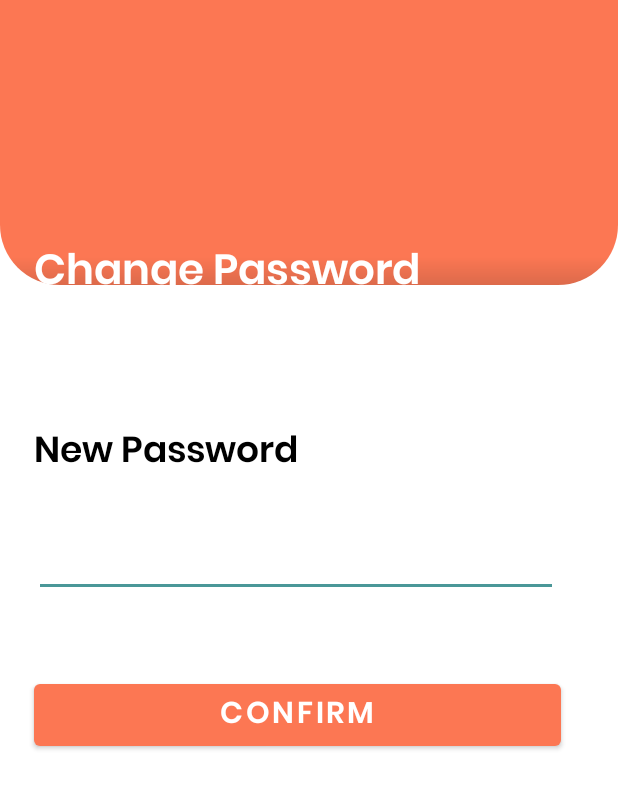
After one commit to hanzawa-souren/FoodHub, an Android app: the fragment passwordSettings shown on its own in the app's theme, on a phone screen of 412 x 824 dp. The commit adds this screen. Shown: the top 789 px of the screen. Run offline under Robolectric (Android 15) with nearby library versions, the phone set to English and light mode, and no system bars; our stand-ins replace Room's generated code.

Commit message:
Added Password and Username Settings

```diff
--- a/app/src/main/java/com/example/foodhub/login/LoginFragment.kt
+++ b/app/src/main/java/com/example/foodhub/login/LoginFragment.kt
@@ -66,6 +66,11 @@ class LoginFragment : Fragment() {
                     if (readPW == user.password) {
                         warn = false
                         requireActivity().run {
+                            val sharedPreference =  getSharedPreferences("tempUser",Context.MODE_PRIVATE)
+                            val editor = sharedPreference.edit()
+                            editor.putString("Username",user.loginID.toString())
+                            editor.putString("Password",user.password.toString())
+                            editor.apply()
                             startActivity(Intent(this, MainActivity::class.java))
                             finish()
                         }
--- a/app/src/main/java/com/example/foodhub/login/RegisterFragment.kt
+++ b/app/src/main/java/com/example/foodhub/login/RegisterFragment.kt
@@ -46,7 +46,7 @@ class RegisterFragment : Fragment() {
     }
 
     private fun insertUser() {
-        val id = 2
+        val id = 0
         val loginID = binding.regIDTE.text.toString()
         val pw = binding.regPWTE.text.toString()
         if (inputCheck(loginID, pw)){
--- a/app/src/main/java/com/example/foodhub/login/User.kt
+++ b/app/src/main/java/com/example/foodhub/login/User.kt
@@ -1,12 +1,15 @@
 package com.example.foodhub.login
 
+import android.os.Parcelable
 import androidx.room.Entity
 import androidx.room.PrimaryKey
+import kotlinx.parcelize.Parcelize
 
+@Parcelize
 @Entity(tableName = "user_table")
 data class User(
     @PrimaryKey(autoGenerate = true)
     val id: Int,
     val loginID : String,
     val password : String
-)
+): Parcelable
--- a/app/src/main/java/com/example/foodhub/login/UserDAO.kt
+++ b/app/src/main/java/com/example/foodhub/login/UserDAO.kt
@@ -1,5 +1,9 @@
 package com.example.foodhub.login
 
+import androidx.room.Dao
+import androidx.room.Insert
+import androidx.room.OnConflictStrategy
+import androidx.room.Query
 import androidx.lifecycle.LiveData
 import androidx.room.*
 import com.example.foodhub.database.relations.UserWithDonations
@@ -11,6 +15,14 @@ interface UserDAO {
     @Insert(onConflict = OnConflictStrategy.IGNORE)
     suspend fun addUser(user: User)
 
+    @Query("UPDATE user_table SET loginID = :logID WHERE loginID = :id")
+    fun updateUser(id: String, logID : String)
+
+    @Query("UPDATE user_table SET password = :password WHERE loginID = :id")
+    fun updatePassword(id: String, password : String)
+
+    @Query("DELETE FROM user_table WHERE loginID = :id")
+    fun deleleUser(id: String)
     @Query("SELECT * FROM user_table WHERE loginID = :id")
     fun getUser(id: String): User
 
--- /dev/null
+++ b/app/src/main/java/com/example/foodhub/user/settings/passwordSettings.kt
@@ -0,0 +1,61 @@
+package com.example.foodhub.user.settings
+
+import android.content.Context
+import android.os.Bundle
+import android.text.TextUtils
+import androidx.fragment.app.Fragment
+import android.view.LayoutInflater
+import android.view.View
+import android.view.ViewGroup
+import androidx.lifecycle.ViewModelProvider
+import androidx.navigation.fragment.findNavController
+import com.example.foodhub.R
+import com.example.foodhub.databinding.FragmentPasswordSettingsBinding
+import com.example.foodhub.login.UserViewModel
+
+class passwordSettings : Fragment() {
+
+    private var _binding: FragmentPasswordSettingsBinding? = null
+    private val binding get() = _binding!!
+
+    private lateinit var mUserViewModel: UserViewModel
+
+    override fun onCreate(savedInstanceState: Bundle?) {
+        super.onCreate(savedInstanceState)
+
+    }
+
+    override fun onCreateView(
+        inflater: LayoutInflater, container: ViewGroup?,
+        savedInstanceState: Bundle?
+    ): View {
+        _binding = FragmentPasswordSettingsBinding.inflate(inflater, container, false)
+
+        mUserViewModel = ViewModelProvider(this).get(UserViewModel::class.java)
+
+        binding.changePasswordBtn.setOnClickListener{
+            updatePassword()
+            findNavController().navigate(R.id.settingsFragment)
+        }
+
+        return binding.root
+    }
+
+
+    private fun updatePassword() {
+        val newPass = binding.changePasswordTE.text.toString()
+        var curPass : String = ""
+        requireActivity().run {
+            val sharedPreference =  getSharedPreferences("tempUser", Context.MODE_PRIVATE)
+            curPass = sharedPreference.getString("Password", "").toString()
+        }
+        if (inputCheck(newPass)){
+            mUserViewModel.updatePassword(curPass, newPass)
+        }
+
+    }
+
+    private fun inputCheck(name: String): Boolean {
+        return !(TextUtils.isEmpty(name))
+    }
+}
--- /dev/null
+++ b/app/src/main/res/layout/fragment_password_settings.xml
@@ -0,0 +1,83 @@
+<?xml version="1.0" encoding="utf-8"?>
+<androidx.constraintlayout.widget.ConstraintLayout xmlns:android="http://schemas.android.com/apk/res/android"
+    xmlns:app="http://schemas.android.com/apk/res-auto"
+    xmlns:tools="http://schemas.android.com/tools"
+    android:id="@+id/frameLayout4"
+    android:layout_width="match_parent"
+    android:layout_height="match_parent"
+    tools:context=".user.settings.passwordSettings">
+
+    <include
+        layout="@layout/orange_backdrop"
+        android:layout_width="wrap_content"
+        android:layout_height="wrap_content"
+        tools:layout_editor_absoluteX="201dp"
+        tools:layout_editor_absoluteY="240dp" />
+
+    <Button
+        android:id="@+id/changePasswordBtn"
+        android:layout_width="351dp"
+        android:layout_height="53dp"
+        android:layout_marginTop="52dp"
+        android:fontFamily="@font/poppins_semibold"
+        android:text="Confirm"
+        android:textSize="20sp"
+        app:layout_constraintStart_toStartOf="@+id/changePasswordTE"
+        app:layout_constraintTop_toBottomOf="@+id/changePasswordTE" />
+
+    <TextView
+        android:id="@+id/passwordTV"
+        android:layout_width="wrap_content"
+        android:layout_height="wrap_content"
+
+
+        android:layout_marginTop="8dp"
+        android:fontFamily="@font/poppins_semibold"
+        android:text="Change your password"
+        android:textColor="#80FFFFFF"
+        android:textSize="18sp"
+        android:textStyle="bold"
+        app:layout_constraintStart_toStartOf="@+id/passwordTV1"
+        app:layout_constraintTop_toBottomOf="@+id/passwordTV1" />
+
+    <TextView
+        android:id="@+id/passwordTV1"
+        android:layout_width="wrap_content"
+        android:layout_height="wrap_content"
+        android:fontFamily="@font/poppins_semibold"
+        android:text="Change Password"
+        android:textColor="@color/white"
+        android:textSize="28sp"
+        android:textStyle="bold"
+        app:layout_constraintBottom_toBottomOf="parent"
+        app:layout_constraintEnd_toEndOf="parent"
+        app:layout_constraintHorizontal_bias="0.147"
+        app:layout_constraintStart_toStartOf="parent"
+        app:layout_constraintTop_toTopOf="parent"
+        app:layout_constraintVertical_bias="0.204"
+        app:layout_goneMarginBottom="0dp" />
+
+    <TextView
+        android:id="@+id/passwordTV2"
+        android:layout_width="wrap_content"
+        android:layout_height="wrap_content"
+        android:layout_marginTop="36dp"
+        android:fontFamily="@font/poppins_semibold"
+        android:text="New Password"
+        android:textColor="#000000"
+        android:textSize="24sp"
+        app:layout_constraintStart_toStartOf="@+id/passwordTV"
+        app:layout_constraintTop_toBottomOf="@+id/passwordTV" />
+
+    <EditText
+        android:id="@+id/changePasswordTE"
+        android:layout_width="349dp"
+        android:layout_height="55dp"
+        android:layout_marginTop="20dp"
+        android:ems="10"
+        android:fontFamily="@font/poppins"
+        android:inputType="textPersonName"
+        app:layout_constraintStart_toStartOf="@+id/passwordTV2"
+        app:layout_constraintTop_toBottomOf="@+id/passwordTV2" />
+
+</androidx.constraintlayout.widget.ConstraintLayout>
```
Also changed, not shown: app/src/main/java/com/example/foodhub/login/UserRepository.kt (+12 -0 lines), app/src/main/java/com/example/foodhub/login/UserViewModel.kt (+18 -0 lines), app/src/main/java/com/example/foodhub/user/fragments/SettingsFragment.kt (+40 -5 lines), app/src/main/java/com/example/foodhub/user/settings/UsernameSetting.kt (added, +59 -0 lines), app/src/main/res/layout/fragment_username_setting.xml (added, +80 -0 lines), app/src/main/res/navigation/nav_graph.xml (+14 -0 lines).
